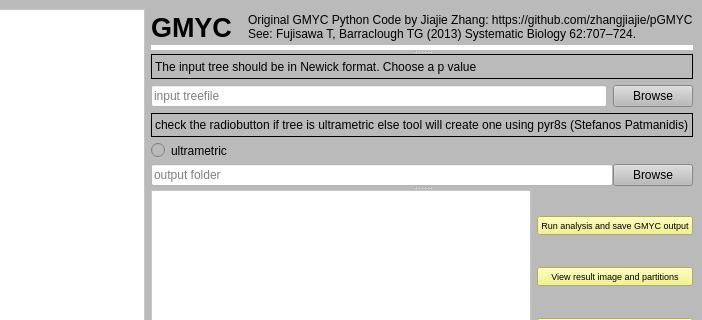
iTaxoTools/GMYC-PYQT5, file GM.ui: the form before one commit; both pictures show x 176 to 878 and y 0 to 320 of the 878 by 425 pixel window.
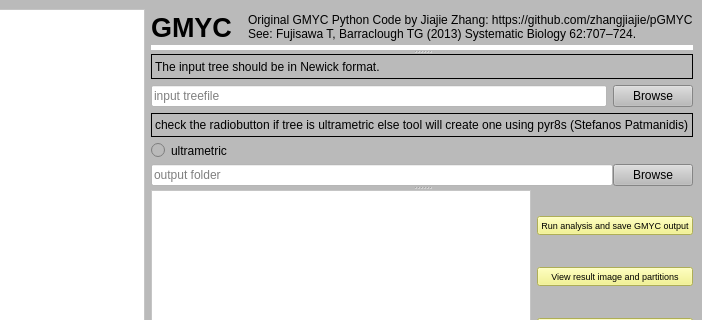
The form after the commit.

The edit to the form file:
```diff
--- a/GM.ui
+++ b/GM.ui
@@ -42,7 +42,7 @@
          <property name="orientation">
           <enum>Qt::Vertical</enum>
          </property>
-         <widget class="QWidget" name="">
+         <widget class="QWidget" name="layoutWidget">
           <layout class="QVBoxLayout" name="verticalLayout_2">
            <property name="spacing">
             <number>0</number>
@@ -93,7 +93,7 @@
            </item>
           </layout>
          </widget>
-         <widget class="QWidget" name="">
+         <widget class="QWidget" name="layoutWidget">
           <layout class="QVBoxLayout" name="verticalLayout">
            <item>
             <widget class="QLabel" name="label_2">
@@ -101,7 +101,7 @@
               <enum>QFrame::Box</enum>
              </property>
              <property name="text">
-              <string>The input tree should be in Newick format. Choose a p value</string>
+              <string>The input tree should be in Newick format.</string>
              </property>
             </widget>
            </item>
@@ -176,7 +176,7 @@
           </layout>
          </widget>
         </widget>
-        <widget class="QWidget" name="">
+        <widget class="QWidget" name="layoutWidget">
          <layout class="QHBoxLayout" name="horizontalLayout_3">
           <item>
            <widget class="QGraphicsView" name="graphicsView">
```
